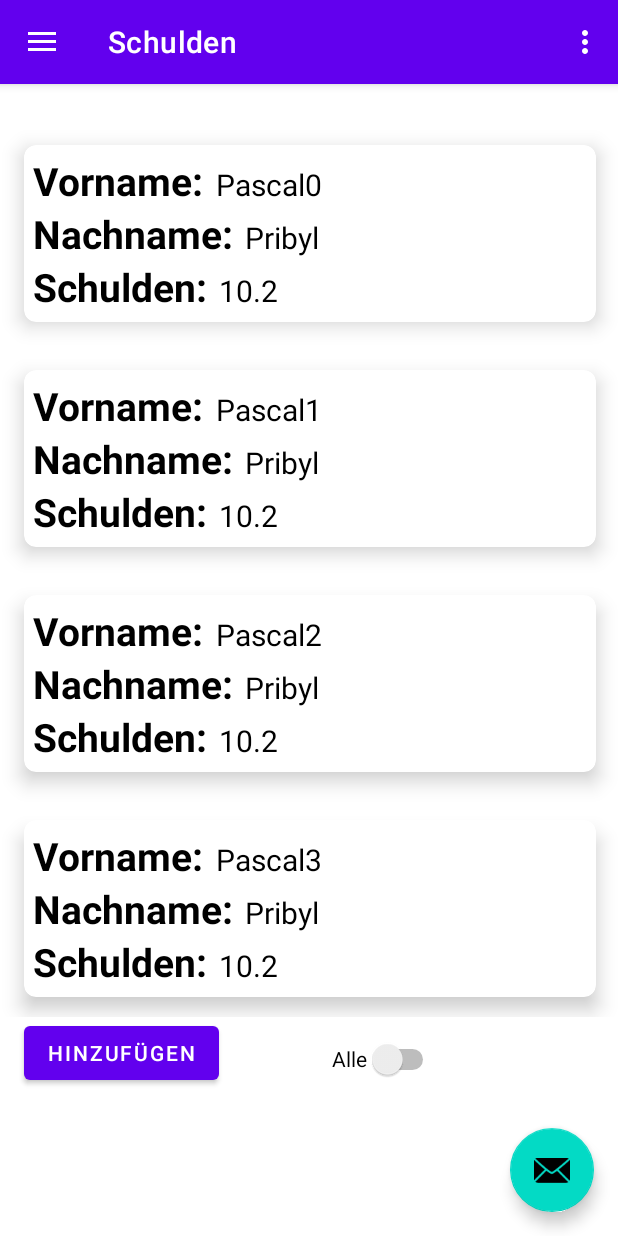
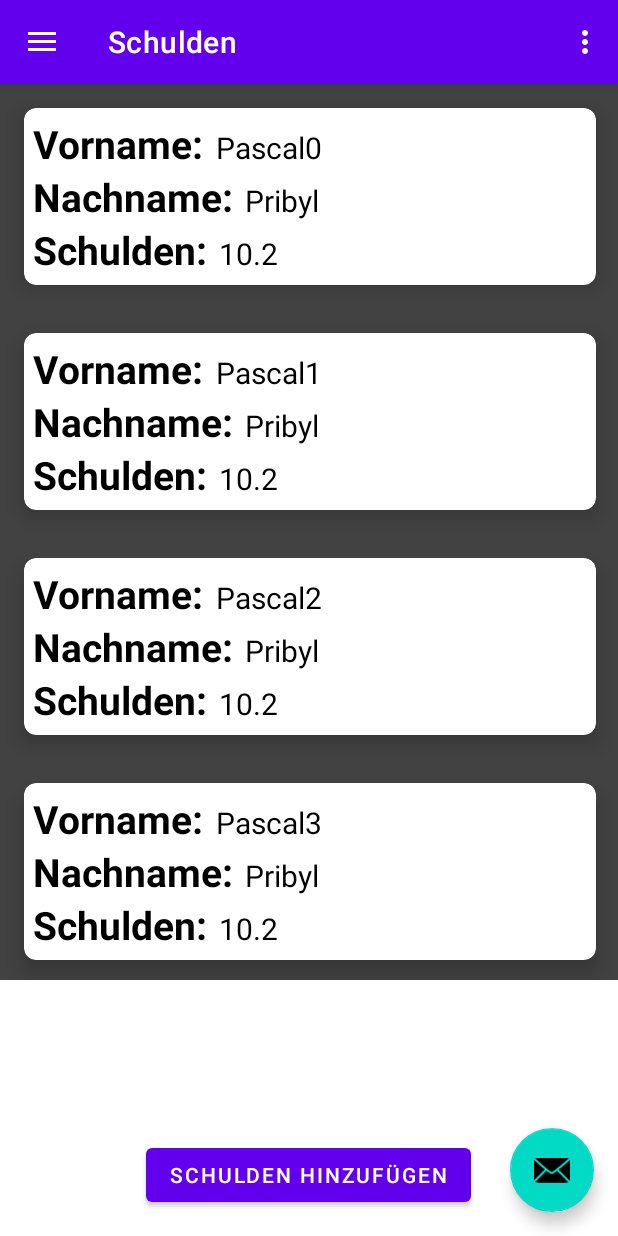
Before and after one commit to prp33886/AndroidProgramming_Bierdeckel, an Android app: the MainActivity screen opened directly, with no data from a screen before it, in the side drawer, after a tap on "Schulden", on a phone screen of 412 x 824 dp. Run offline under Robolectric (Android 15) with nearby library versions, the phone set to English and light mode, and no system bars; our stand-ins replace Firebase (no records; nobody signed in at launch, a user with empty details on screens opened directly), navigation-ui.

Commit message:
Version 0.3

```diff
--- a/app/src/main/java/org/wit/bierdeckel/MainActivity.kt
+++ b/app/src/main/java/org/wit/bierdeckel/MainActivity.kt
@@ -2,6 +2,7 @@ package org.wit.bierdeckel
 
 import android.os.Bundle
 import android.view.Menu
+import android.widget.Button
 import android.widget.Toast
 import com.google.android.material.snackbar.Snackbar
 import com.google.android.material.navigation.NavigationView
@@ -12,13 +13,10 @@ import androidx.navigation.ui.setupActionBarWithNavController
 import androidx.navigation.ui.setupWithNavController
 import androidx.drawerlayout.widget.DrawerLayout
 import androidx.appcompat.app.AppCompatActivity
-import com.google.firebase.auth.FirebaseAuth
 import com.google.firebase.database.DatabaseReference
 import com.google.firebase.database.FirebaseDatabase
-import org.wit.bierdeckel.R
 import org.wit.bierdeckel.databinding.ActivityMainBinding
 import org.wit.bierdeckel.models.debtModel
-import org.wit.bierdeckel.models.userModel
 
 
 class MainActivity : AppCompatActivity() {
@@ -37,7 +35,7 @@ class MainActivity : AppCompatActivity() {
         setSupportActionBar(binding.appBarMain.toolbar)
 
         // Datenbank Test ToDo: Message Button überarbeiten!
-        database = FirebaseDatabase.getInstance("https://prp33886-app-default-rtdb.europe-west1.firebasedatabase.app/").getReference("News")
+        database = FirebaseDatabase.getInstance().getReference("News")
         val news = database.get().toString()
         Toast.makeText(this, news, Toast.LENGTH_LONG)
 
@@ -52,11 +50,7 @@ class MainActivity : AppCompatActivity() {
         // menu should be considered as top level destinations.
         appBarConfiguration = AppBarConfiguration(
             setOf(
-                R.id.nav_home,
-                R.id.nav_gallery,
-                R.id.nav_slideshow,
-                R.id.nav_userInformations,
-                R.id.nav_logout
+                R.id.nav_home, R.id.nav_gallery, R.id.nav_slideshow, R.id.nav_userInformations, R.id.nav_logout
             ), drawerLayout
         )
         setupActionBarWithNavController(navController, appBarConfiguration)
--- a/app/src/main/java/org/wit/bierdeckel/models/debtModel.kt
+++ b/app/src/main/java/org/wit/bierdeckel/models/debtModel.kt
@@ -4,5 +4,5 @@ package org.wit.bierdeckel.models
 data class debtModel(var schuldnerVorName: String ="",
                      var schuldnerNachname: String ="",
                      var schulden: Double
-                     ) {
-}
+
+                     )
--- /dev/null
+++ b/app/src/main/java/org/wit/bierdeckel/ui/debts/debtsListFragment.kt
@@ -0,0 +1,84 @@
+package org.wit.bierdeckel.ui.debts
+
+
+import android.os.Bundle
+import android.view.LayoutInflater
+import android.view.View
+import android.view.ViewGroup
+import androidx.fragment.app.Fragment
+import androidx.recyclerview.widget.LinearLayoutManager
+import androidx.recyclerview.widget.RecyclerView
+import com.google.android.material.snackbar.Snackbar
+import org.wit.bierdeckel.R
+import org.wit.bierdeckel.adapters.debtAdapter
+import org.wit.bierdeckel.databinding.FragmentDebtsBinding
+import org.wit.bierdeckel.models.debtModel
+
+class debtsListFragment : Fragment() {
+
+    private var _binding: FragmentDebtsBinding? = null
+    private lateinit var adapter: debtAdapter
+    private lateinit var recyclerView: RecyclerView
+    val schulden = ArrayList<debtModel>()
+
+
+    // This property is only valid between onCreateView and
+    // onDestroyView.
+    private val binding get() = _binding!!
+
+
+
+    override fun onCreateView(
+        inflater: LayoutInflater,
+        container: ViewGroup?,
+        savedInstanceState: Bundle?
+    ): View {
+        _binding = FragmentDebtsBinding.inflate(inflater, container, false)
+        val root: View = binding.root
+
+
+        return root
+    }
+
+
+
+    override fun onViewCreated(view: View, savedInstanceState: Bundle?) {
+        super.onViewCreated(view, savedInstanceState)
+        dummyDaten()
+        binding.schuldenHinzufuegen.setOnClickListener { view ->
+            Snackbar.make(view, "DummyDaten einfügen", Snackbar.LENGTH_LONG)
+                .setAction("Action", null).show()
+
+        }
+
+        val layoutManager = LinearLayoutManager(context)
+        recyclerView = view.findViewById(R.id.recyclerView)
+        recyclerView.layoutManager = layoutManager
+        recyclerView.setHasFixedSize(true)
+        adapter = debtAdapter(schulden)
+        recyclerView.adapter= adapter
+
+    }
+
+
+
+    override fun onDestroyView() {
+        super.onDestroyView()
+        _binding = null
+    }
+
+    //dummyschulden einfügen
+    // ToDo: durch DB verbindung ersetzen
+    fun dummyDaten(){
+
+        var i: Int=0
+        while (i<10){
+            var x: debtModel = debtModel("Pascal$i", "Pribyl", 10.2)
+            schulden.add(x.copy())
+
+            i++
+        }
+
+    }
+
+}
--- a/app/src/main/res/layout/fragment_debts.xml
+++ b/app/src/main/res/layout/fragment_debts.xml
@@ -10,39 +10,25 @@
         android:id="@+id/recyclerView"
         android:layout_width="413dp"
         android:layout_height="597dp"
+        android:background="@color/cardview_dark_background"
         app:layout_constraintBottom_toBottomOf="parent"
         app:layout_constraintEnd_toEndOf="parent"
         app:layout_constraintHorizontal_bias="0.0"
         app:layout_constraintStart_toStartOf="parent"
         app:layout_constraintTop_toTopOf="parent"
-        app:layout_constraintVertical_bias="0.145"
+        app:layout_constraintVertical_bias="0.0"
         tools:listitem="@layout/card_debt" />
 
     <Button
         android:id="@+id/schulden_hinzufuegen"
         android:layout_width="wrap_content"
         android:layout_height="wrap_content"
-        android:layout_marginTop="597dp"
-        android:text="hinzufügen"
+        android:text="Schulden hinzufügen"
         app:layout_constraintBottom_toBottomOf="parent"
         app:layout_constraintEnd_toEndOf="parent"
-        app:layout_constraintHorizontal_bias="0.056"
+        app:layout_constraintHorizontal_bias="0.497"
         app:layout_constraintStart_toStartOf="parent"
-        app:layout_constraintTop_toTopOf="@+id/recyclerView"
-        app:layout_constraintVertical_bias="0.0" />
-
-    <Switch
-        android:id="@+id/switch1"
-        android:layout_width="71dp"
-        android:layout_height="48dp"
-        android:layout_marginTop="601dp"
-        android:text="Alle"
-        android:textOn="Meine"
-        app:layout_constraintBottom_toBottomOf="parent"
-        app:layout_constraintEnd_toEndOf="parent"
-        app:layout_constraintHorizontal_bias="0.65"
-        app:layout_constraintStart_toStartOf="parent"
-        app:layout_constraintTop_toTopOf="@+id/recyclerView"
-        app:layout_constraintVertical_bias="0.0" />
+        app:layout_constraintTop_toTopOf="parent"
+        app:layout_constraintVertical_bias="0.977" />
 
 </androidx.constraintlayout.widget.ConstraintLayout>
--- a/app/src/main/res/navigation/mobile_navigation.xml
+++ b/app/src/main/res/navigation/mobile_navigation.xml
@@ -19,7 +19,7 @@
 
     <fragment
         android:id="@+id/nav_slideshow"
-        android:name="org.wit.bierdeckel.ui.debts.DebtsFragment"
+        android:name="org.wit.bierdeckel.ui.debts.debtsListFragment"
         android:label="@string/menu_debts"
         tools:layout="@layout/fragment_debts" />
     <fragment
@@ -30,7 +30,7 @@
 
     <activity
         android:id="@+id/nav_logout"
-        android:name="org.wit.bierdeckel.org.wit.signInUpOut.SingOutActivity"
+        android:name="org.wit.bierdeckel.org.wit.signInUpOut.Logout"
         android:label="activity_log_out"
         tools:layout="@layout/activity_log_out" />
 
```
Also changed, not shown: 1 other file.
